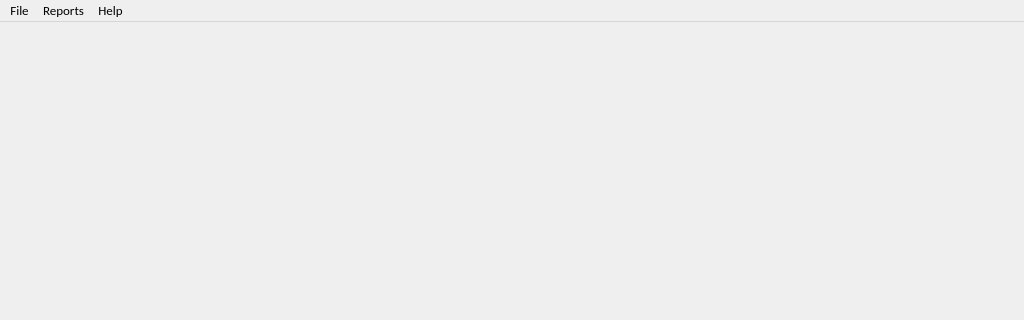
This is ui_files/main_window.ui in uncle-arthy/rcng as Qt 5 draws it before an edit; both pictures show x 0 to 1024 and y 0 to 320 of the 1024 by 599 pixel window. The edited form follows.
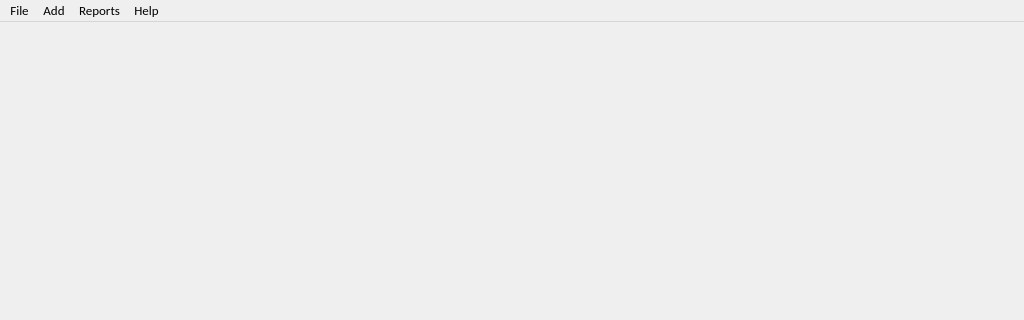
This is the edited form.

What changed in the file:
```diff
--- a/ui_files/main_window.ui
+++ b/ui_files/main_window.ui
@@ -51,7 +51,15 @@
     </property>
     <addaction name="actionSummary"/>
    </widget>
+   <widget class="QMenu" name="menuAdd">
+    <property name="title">
+     <string>Add</string>
+    </property>
+    <addaction name="actionDog"/>
+    <addaction name="actionParticipant"/>
+   </widget>
    <addaction name="menuFile"/>
+   <addaction name="menuAdd"/>
    <addaction name="menuReports"/>
    <addaction name="menuAbout"/>
   </widget>
```
Left out of the diff: 16 changed lines with no effect on the pictures.
